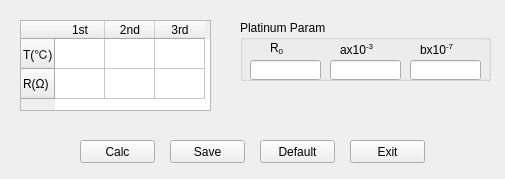
Qt form source/systemset/systemsetdlg/ui/chkplasensor.ui (flimmy78/qtverify) before a commit.
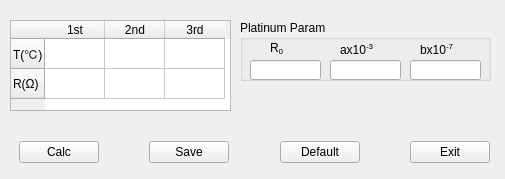
The same form after that commit.

```diff
--- a/source/systemset/systemsetdlg/ui/chkplasensor.ui
+++ b/source/systemset/systemsetdlg/ui/chkplasensor.ui
@@ -10,20 +10,32 @@
     <height>179</height>
    </rect>
   </property>
+  <property name="minimumSize">
+   <size>
+    <width>505</width>
+    <height>179</height>
+   </size>
+  </property>
+  <property name="maximumSize">
+   <size>
+    <width>16777215</width>
+    <height>179</height>
+   </size>
+  </property>
   <property name="windowTitle">
    <string>Checked Platinum Sensor</string>
   </property>
   <widget class="QTableWidget" name="tbl_t_r">
    <property name="geometry">
     <rect>
-     <x>20</x>
+     <x>10</x>
      <y>20</y>
-     <width>191</width>
+     <width>221</width>
      <height>91</height>
     </rect>
    </property>
    <attribute name="horizontalHeaderDefaultSectionSize">
-    <number>50</number>
+    <number>60</number>
    </attribute>
    <row>
     <property name="text">
@@ -144,57 +156,84 @@
     </property>
    </widget>
   </widget>
+  <widget class="QWidget" name="">
+   <property name="geometry">
+    <rect>
+     <x>19</x>
+     <y>140</y>
+     <width>471</width>
+     <height>25</height>
+    </rect>
+   </property>
+   <layout class="QHBoxLayout" name="horizontalLayout">
+    <item>
   <widget class="QPushButton" name="btn_calc">
-   <property name="geometry">
-    <rect>
-     <x>80</x>
-     <y>140</y>
-     <width>75</width>
-     <height>23</height>
-    </rect>
-   </property>
    <property name="text">
     <string>Calc</string>
    </property>
   </widget>
+    </item>
+    <item>
+     <spacer name="horizontalSpacer">
+      <property name="orientation">
+       <enum>Qt::Horizontal</enum>
+      </property>
+      <property name="sizeHint" stdset="0">
+       <size>
+        <width>40</width>
+        <height>20</height>
+       </size>
+      </property>
+     </spacer>
+    </item>
+    <item>
   <widget class="QPushButton" name="btn_save">
-   <property name="geometry">
-    <rect>
-     <x>170</x>
-     <y>140</y>
-     <width>75</width>
-     <height>23</height>
-    </rect>
-   </property>
    <property name="text">
     <string>Save</string>
    </property>
   </widget>
+    </item>
+    <item>
+     <spacer name="horizontalSpacer_2">
+      <property name="orientation">
+       <enum>Qt::Horizontal</enum>
+      </property>
+      <property name="sizeHint" stdset="0">
+       <size>
+        <width>40</width>
+        <height>20</height>
+       </size>
+      </property>
+     </spacer>
+    </item>
+    <item>
   <widget class="QPushButton" name="btn_default">
-   <property name="geometry">
-    <rect>
-     <x>260</x>
-     <y>140</y>
-     <width>75</width>
-     <height>23</height>
-    </rect>
-   </property>
    <property name="text">
     <string>Default</string>
    </property>
   </widget>
+    </item>
+    <item>
+     <spacer name="horizontalSpacer_3">
+      <property name="orientation">
+       <enum>Qt::Horizontal</enum>
+      </property>
+      <property name="sizeHint" stdset="0">
+       <size>
+        <width>40</width>
+        <height>20</height>
+       </size>
+      </property>
+     </spacer>
+    </item>
+    <item>
   <widget class="QPushButton" name="btn_exit">
-   <property name="geometry">
-    <rect>
-     <x>350</x>
-     <y>140</y>
-     <width>75</width>
-     <height>23</height>
-    </rect>
-   </property>
    <property name="text">
     <string>Exit</string>
    </property>
+     </widget>
+    </item>
+   </layout>
   </widget>
  </widget>
  <resources/>
```
Lines whose indentation alone changed are shown as unchanged.
